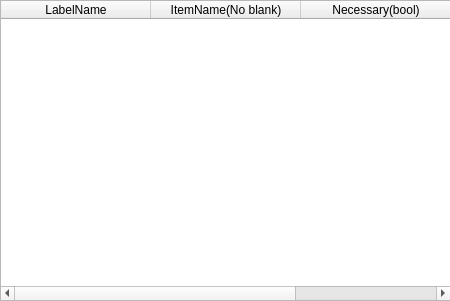
Old version of the form widgets/ui/Form/PatientInfoSetting.ui in the repository zhailei-scu/TRTimeRecord.
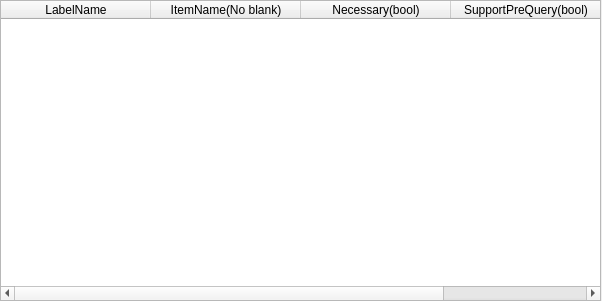
New version of the form.

```diff
--- a/widgets/ui/Form/PatientInfoSetting.ui
+++ b/widgets/ui/Form/PatientInfoSetting.ui
@@ -6,7 +6,7 @@
    <rect>
     <x>0</x>
     <y>0</y>
-    <width>450</width>
+    <width>602</width>
     <height>301</height>
    </rect>
   </property>
@@ -18,7 +18,7 @@
     <rect>
      <x>0</x>
      <y>0</y>
-     <width>451</width>
+     <width>601</width>
      <height>301</height>
     </rect>
    </property>
@@ -76,6 +76,11 @@
      <string>Necessary(bool)</string>
     </property>
    </column>
+   <column>
+    <property name="text">
+     <string>SupportPreQuery(bool)</string>
+    </property>
+   </column>
   </widget>
  </widget>
  <resources/>
```
